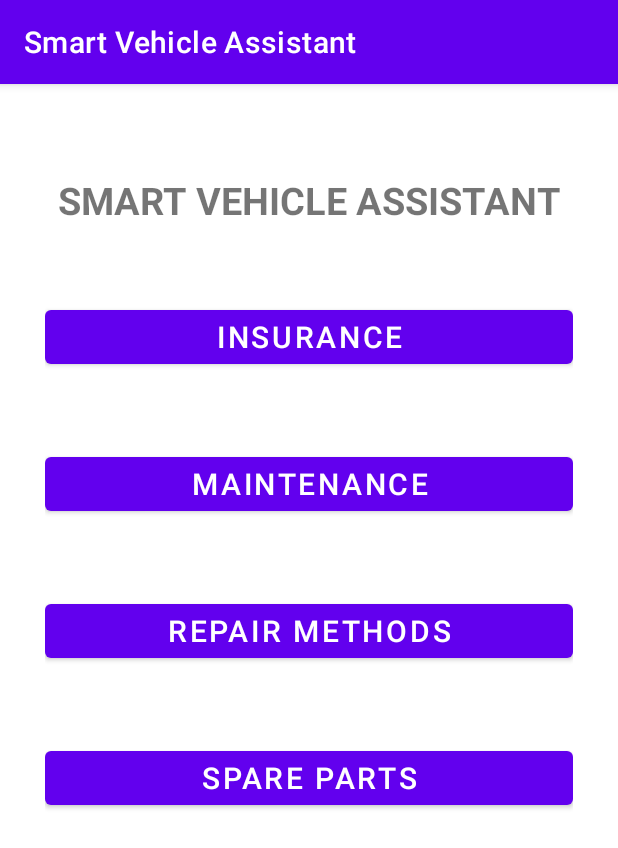
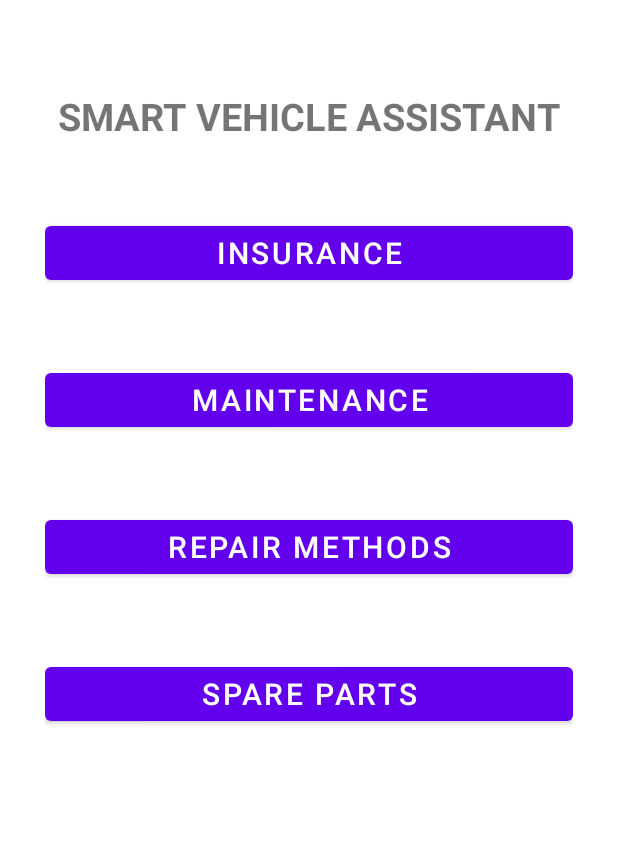
Before and after one commit to AnupamaBalasooriya98/SparePartsPricePredictionApp, an Android app: the screen it shows after launch (MainActivity), on a phone screen of 412 x 824 dp. Shown: the top 848 px of the screen. Run offline under Robolectric (Android 15) with nearby library versions, the phone set to English and light mode, and no system bars.

Commit message:
remove action bar

```diff
--- a/app/src/main/AndroidManifest.xml
+++ b/app/src/main/AndroidManifest.xml
@@ -41,7 +41,7 @@
             android:exported="false"/>
             android:label="@string/title_activity_maps"
 
-<!--        <activity android:name=".spareparts.StoresListActivity" />-->
+        <!--        <activity android:name=".spareparts.StoresListActivity" />-->
         <activity android:name=".MainActivity">
             <intent-filter>
                 <action android:name="android.intent.action.MAIN" />
--- a/app/src/main/java/com/sliit/backupproject/MainActivity.java
+++ b/app/src/main/java/com/sliit/backupproject/MainActivity.java
@@ -5,6 +5,7 @@
 import android.content.Intent;
 import android.os.Bundle;
 import android.view.View;
+import android.view.Window;
 import android.widget.Button;
 
 import com.sliit.backupproject.insurance.InsuranceMainActivity;
--- a/app/src/main/res/values/themes.xml
+++ b/app/src/main/res/values/themes.xml
@@ -1,6 +1,6 @@
 <resources xmlns:tools="http://schemas.android.com/tools">
     <!-- Base application theme. -->
-    <style name="Theme.BackupProject" parent="Theme.MaterialComponents.DayNight.DarkActionBar">
+    <style name="Theme.BackupProject" parent="Theme.MaterialComponents.DayNight.NoActionBar">
         <!-- Primary brand color. -->
         <item name="colorPrimary">@color/purple_500</item>
         <item name="colorPrimaryVariant">@color/purple_700</item>
```
